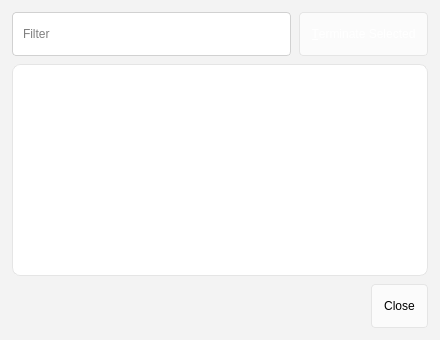
The window that src/ui/actionhandlerdialog.ui (ForgetiExistence/CopyQ) describes before a commit, drawn with Qt 5.
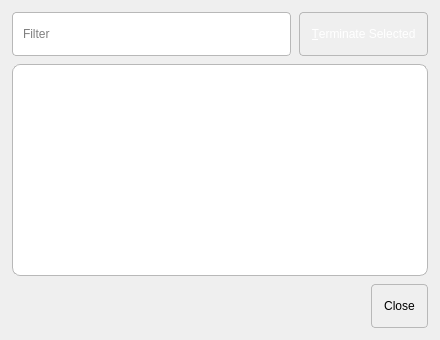
The same window after the commit.

Commit message: Fix Win11 regressions: blank window, invisible menus, forced light theme

Patch:
```diff
--- a/src/ui/actionhandlerdialog.ui
+++ b/src/ui/actionhandlerdialog.ui
@@ -14,31 +14,31 @@
    <string>Process Manager</string>
   </property>
   <property name="styleSheet">
-   <string notr="true">QDialog { background-color: #F3F3F3; }
+   <string notr="true">QDialog { background-color: palette(window); }
 QWidget { font-family: &quot;Segoe UI&quot;; font-size: 9pt; }
-QPushButton { border-radius: 4px; padding: 5px 12px; min-height: 32px; border: 1px solid #E5E5E5; background-color: #FBFBFB; }
-QPushButton:hover { background-color: #F6F6F6; border: 1px solid #D1D1D1; }
-QPushButton:pressed { background-color: #EDEDED; border: 1px solid #C0C0C0; }
-QPushButton:disabled { background-color: #FBFBFB; color: #A0A0A0; border: 1px solid #E5E5E5; }
-QPushButton:default { background-color: #0078D4; color: #FFFFFF; border: 1px solid #0078D4; }
-QPushButton:default:hover { background-color: #106EBE; border: 1px solid #106EBE; }
-QPushButton:default:pressed { background-color: #005A9E; border: 1px solid #005A9E; }
-QLineEdit, QTextEdit, QPlainTextEdit { border-radius: 4px; border: 1px solid #D1D1D1; padding: 5px 8px; background-color: #FFFFFF; min-height: 32px; }
-QLineEdit:focus, QTextEdit:focus, QPlainTextEdit:focus { border: 1px solid #0078D4; }
-QComboBox { border-radius: 4px; border: 1px solid #D1D1D1; padding: 5px 8px; min-height: 24px; background-color: #FBFBFB; }
+QPushButton { border-radius: 4px; padding: 5px 12px; min-height: 32px; border: 1px solid palette(mid); background-color: palette(button); }
+QPushButton:hover { background-color: palette(alternate-base); border: 1px solid palette(mid); }
+QPushButton:pressed { background-color: palette(midlight); border: 1px solid palette(mid); }
+QPushButton:disabled { background-color: palette(button); color: palette(mid); border: 1px solid palette(mid); }
+QPushButton:default { background-color: palette(highlight); color: palette(highlighted-text); border: 1px solid palette(highlight); }
+QPushButton:default:hover { background-color: palette(highlight); border: 1px solid palette(highlight); }
+QPushButton:default:pressed { background-color: palette(highlight); border: 1px solid palette(highlight); }
+QLineEdit, QTextEdit, QPlainTextEdit { border-radius: 4px; border: 1px solid palette(mid); padding: 5px 8px; background-color: palette(base); min-height: 32px; }
+QLineEdit:focus, QTextEdit:focus, QPlainTextEdit:focus { border: 1px solid palette(highlight); }
+QComboBox { border-radius: 4px; border: 1px solid palette(mid); padding: 5px 8px; min-height: 24px; background-color: palette(button); }
 QCheckBox, QRadioButton { spacing: 8px; }
-QGroupBox { border-radius: 8px; border: 1px solid #E5E5E5; margin-top: 12px; padding: 12px; }
-QListWidget, QTreeWidget, QTableWidget { border-radius: 8px; border: 1px solid #E5E5E5; }
-QTableView { border-radius: 8px; border: 1px solid #E5E5E5; background-color: #FFFFFF; gridline-color: #E5E5E5; selection-background-color: #E5F1FB; selection-color: #1A1A1A; }
-QTableView::item:selected { background-color: #E5F1FB; color: #1A1A1A; }
-QTableView QHeaderView::section { background-color: #F3F3F3; border: none; border-bottom: 1px solid #E5E5E5; padding: 6px 8px; }
-QTabWidget::pane { border: 1px solid #E5E5E5; border-radius: 8px; }
+QGroupBox { border-radius: 8px; border: 1px solid palette(mid); margin-top: 12px; padding: 12px; }
+QListWidget, QTreeWidget, QTableWidget { border-radius: 8px; border: 1px solid palette(mid); }
+QTableView { border-radius: 8px; border: 1px solid palette(mid); background-color: palette(base); gridline-color: palette(mid); selection-background-color: palette(alternate-base); selection-color: palette(text); }
+QTableView::item:selected { background-color: palette(alternate-base); color: palette(highlighted-text); }
+QTableView QHeaderView::section { background-color: palette(window); border: none; border-bottom: 1px solid palette(mid); padding: 6px 8px; }
+QTabWidget::pane { border: 1px solid palette(mid); border-radius: 8px; }
 QTabBar::tab { border-radius: 4px; padding: 6px 16px; margin-right: 4px; }
-QTabBar::tab:selected { background-color: #0078D4; color: #FFFFFF; }
+QTabBar::tab:selected { background-color: palette(highlight); color: palette(highlighted-text); }
 QScrollBar { border: none; background: transparent; width: 8px; margin: 0; }
-QScrollBar::handle { background: #C0C0C0; border-radius: 4px; min-height: 24px; }
-QScrollBar::handle:hover { background: #A0A0A0; }
-QMenu { border-radius: 8px; border: 1px solid #E5E5E5; padding: 4px; background-color: #FBFBFB; }</string>
+QScrollBar::handle { background: palette(mid); border-radius: 4px; min-height: 24px; }
+QScrollBar::handle:hover { background: palette(mid); }
+QMenu { border-radius: 8px; border: 1px solid palette(mid); padding: 4px; background-color: palette(button); }</string>
   </property>
   <layout class="QVBoxLayout" name="verticalLayout">
    <property name="leftMargin">
@@ -89,7 +89,7 @@
         <string>&amp;Terminate Selected</string>
        </property>
        <property name="styleSheet">
-        <string notr="true">border-radius: 4px; padding: 5px 12px; min-height: 32px; border: 1px solid #E5E5E5; background-color: #FBFBFB;</string>
+        <string notr="true">border-radius: 4px; padding: 5px 12px; min-height: 32px; border: 1px solid palette(mid); background-color: palette(button);</string>
        </property>
       </widget>
      </item>
@@ -107,7 +107,7 @@
       <bool>true</bool>
      </property>
      <property name="styleSheet">
-      <string notr="true">border-radius: 8px; border: 1px solid #E5E5E5; background-color: #FFFFFF; gridline-color: #E5E5E5; selection-background-color: #E5F1FB; selection-color: #1A1A1A;</string>
+      <string notr="true">border-radius: 8px; border: 1px solid palette(mid); background-color: palette(base); gridline-color: palette(mid); selection-background-color: palette(alternate-base); selection-color: palette(highlighted-text);</string>
      </property>
      <attribute name="horizontalHeaderStretchLastSection">
       <bool>true</bool>
```
The commit also changes 34 other files.
